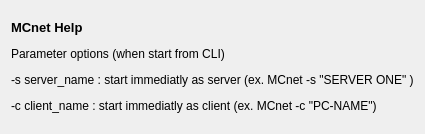
This is source/qtdesigner/help_ui.ui in MValaguz/Echo as Qt 5 draws it before an edit. The edited form follows.
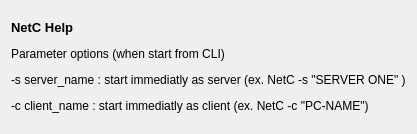
This is the edited form. Icons and pictures are not drawn.

What changed in the file:
```diff
--- a/source/qtdesigner/help_ui.ui
+++ b/source/qtdesigner/help_ui.ui
@@ -23,7 +23,7 @@
      <item row="0" column="0">
       <widget class="QLabel" name="label_2">
        <property name="text">
-        <string>&lt;html&gt;&lt;head/&gt;&lt;body&gt;&lt;p&gt;&lt;span style=&quot; font-size:10pt; font-weight:600;&quot;&gt;MCnet Help&lt;/span&gt;&lt;/p&gt;&lt;p&gt;Parameter options (when start from CLI)&lt;/p&gt;&lt;p&gt;-s server_name : start immediatly as server (ex. MCnet -s &amp;quot;SERVER ONE&amp;quot; )&lt;/p&gt;&lt;p&gt;-c client_name : start immediatly as client (ex. MCnet -c &amp;quot;PC-NAME&amp;quot;)&lt;/p&gt;&lt;/body&gt;&lt;/html&gt;</string>
+        <string>&lt;html&gt;&lt;head/&gt;&lt;body&gt;&lt;p&gt;&lt;span style=&quot; font-size:10pt; font-weight:600;&quot;&gt;NetC Help&lt;/span&gt;&lt;/p&gt;&lt;p&gt;Parameter options (when start from CLI)&lt;/p&gt;&lt;p&gt;-s server_name : start immediatly as server (ex. NetC -s &amp;quot;SERVER ONE&amp;quot; )&lt;/p&gt;&lt;p&gt;-c client_name : start immediatly as client (ex. NetC -c &amp;quot;PC-NAME&amp;quot;)&lt;/p&gt;&lt;/body&gt;&lt;/html&gt;</string>
        </property>
        <property name="alignment">
         <set>Qt::AlignLeading|Qt::AlignLeft|Qt::AlignVCenter</set>
```
Left out of the diff: 2 changed lines with no effect on the pictures.
